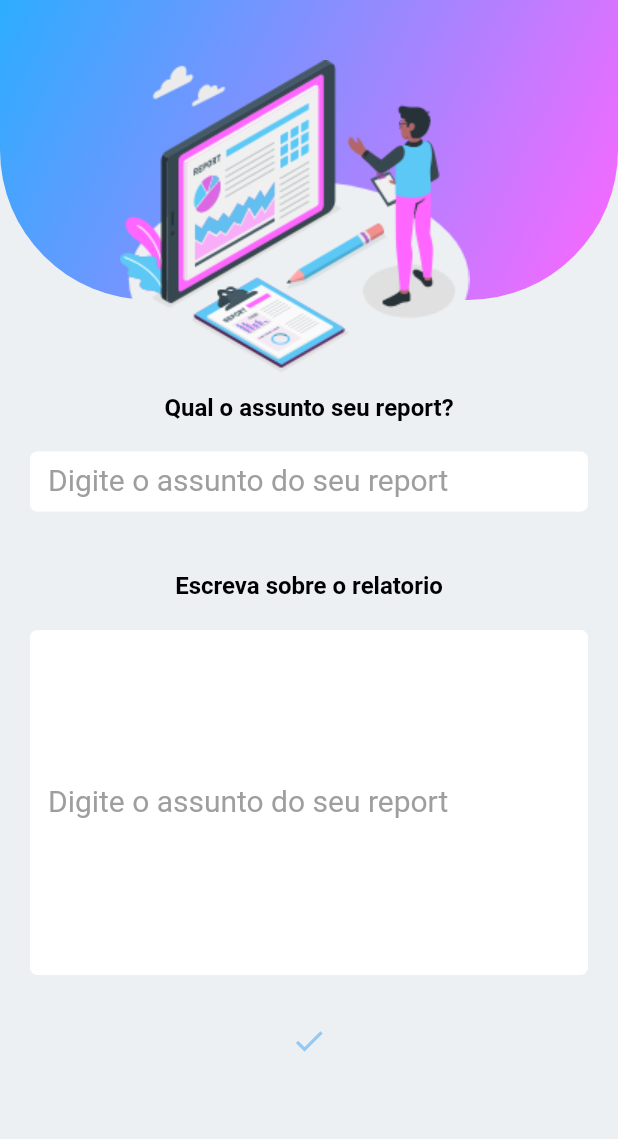
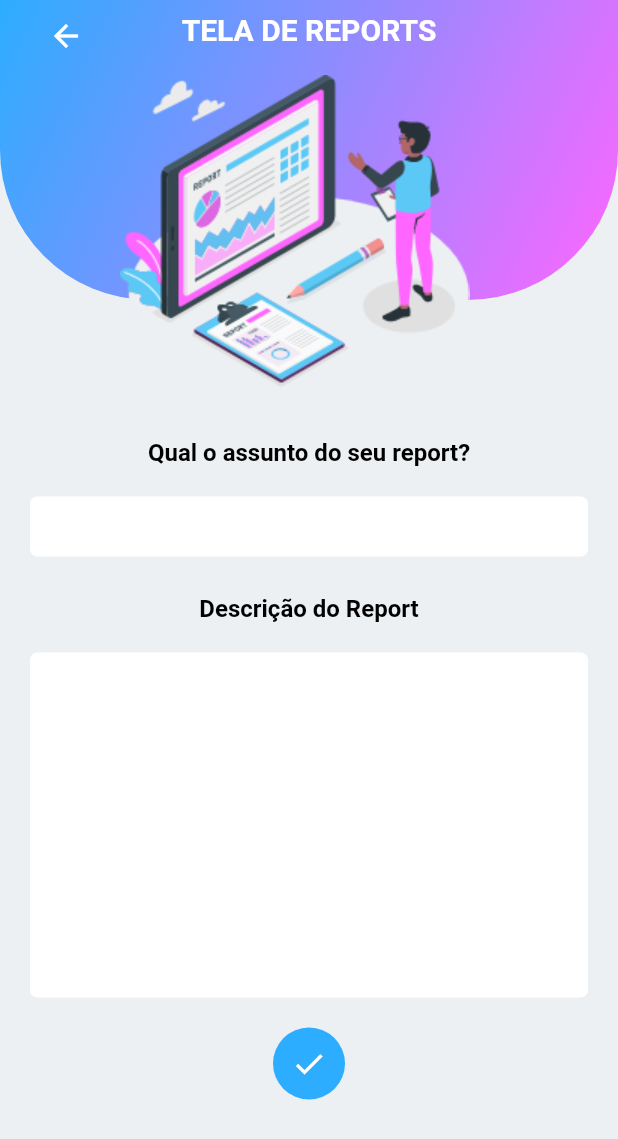
Before and after one commit to GabrielBorgesC19/Estimulo2020, a Flutter app: the Acompanhamento screen opened directly, after a tap on the "add" icon, on a phone screen of 412 x 824 dp. Shown: the top 1139 px of the screen. Run offline on Flutter 3.47's test engine with Material 2 defaults, Android fonts, the phone set to English and light mode, and no system bars; our stand-ins replace carousel_slider, fluttertoast, youtube_player_flutter; missing offline and left inert: multiselect_formfield.

```diff
--- a/lib/main.dart
+++ b/lib/main.dart
@@ -1,5 +1,5 @@
 import 'package:doglife/pages/login.page.dart';
-import 'package:doglife/pages/menumentor.page.dart';
+
 import 'package:doglife/pages/reports.page.dart';
 import 'package:flutter/material.dart';
 
--- a/lib/pages/acompanhamento.page.dart
+++ b/lib/pages/acompanhamento.page.dart
@@ -97,30 +97,6 @@ class Acompanhamento extends StatelessWidget {
                     Container(
                         child: Text('Reports sobre o cu do arthur',
                             style: TextStyle(color: Colors.black))),
-                    Container(
-                      decoration: BoxDecoration(
-                        shape: BoxShape.circle,
-                        gradient: LinearGradient(
-                          begin: Alignment.topLeft,
-                          end: Alignment.bottomRight,
-                          colors: [
-                            Color(0xFFF525aaff),
-                            Color(0XFFFF66FF),
-                          ],
-                        ),
-                      ),
-                      child: FlatButton(
-                        onPressed: () {
-                          Navigator.push(
-                            context,
-                            MaterialPageRoute(
-                              builder: (context) => Reports(),
-                            ),
-                          );
-                        },
-                        child: Icon(Icons.add, color: Colors.white),
-                      ),
-                    ),
                   ])),
               SizedBox(height: 10),
               Container(
@@ -143,22 +119,6 @@ class Acompanhamento extends StatelessWidget {
                     Container(
                         child: Text('Reports sobre o cu do arthur',
                             style: TextStyle(color: Colors.black))),
-                    Container(
-                      decoration: BoxDecoration(
-                        shape: BoxShape.circle,
-                        gradient: LinearGradient(
-                          begin: Alignment.topLeft,
-                          end: Alignment.bottomRight,
-                          colors: [
-                            Color(0xFFF525aaff),
-                            Color(0XFFFF66FF),
-                          ],
-                        ),
-                      ),
-                      child: FlatButton(
-                        child: Icon(Icons.add, color: Colors.white),
-                      ),
-                    ),
                   ])),
               SizedBox(height: 10),
               Container(
@@ -181,23 +141,33 @@ class Acompanhamento extends StatelessWidget {
                     Container(
                         child: Text('Reports sobre o cu do arthur',
                             style: TextStyle(color: Colors.black))),
-                    Container(
-                      decoration: BoxDecoration(
-                        shape: BoxShape.circle,
-                        gradient: LinearGradient(
-                          begin: Alignment.topLeft,
-                          end: Alignment.bottomRight,
-                          colors: [
-                            Color(0xFFF525aaff),
-                            Color(0XFFFF66FF),
-                          ],
-                        ),
+                  ])),
+              SizedBox(height: 20),
+              Align(
+                  child: Container(
+                decoration: BoxDecoration(
+                  shape: BoxShape.circle,
+                  gradient: LinearGradient(
+                    begin: Alignment.topLeft,
+                    end: Alignment.bottomRight,
+                    colors: [
+                      Color(0xFFF525aaff),
+                      Color(0XFFFF66FF),
+                    ],
+                  ),
+                ),
+                child: FlatButton(
+                  onPressed: () {
+                    Navigator.push(
+                      context,
+                      MaterialPageRoute(
+                        builder: (context) => Reports(),
                       ),
-                      child: FlatButton(
-                        child: Icon(Icons.add, color: Colors.white),
-                      ),
-                    ),
-                  ])),
+                    );
+                  },
+                  child: Icon(Icons.add, color: Colors.white),
+                ),
+              )),
             ])
           ]),
         ]),
--- a/lib/pages/reports.page.dart
+++ b/lib/pages/reports.page.dart
@@ -1,3 +1,4 @@
+import 'package:doglife/pages/acompanhamento.page.dart';
 import 'package:flutter/material.dart';
 
 class Reports extends StatelessWidget {
@@ -6,7 +7,7 @@ class Reports extends StatelessWidget {
     return Scaffold(
       backgroundColor: Color(0XFFECF0F3),
       body: SafeArea(
-        child: Column(
+        child: ListView(
           children: [
             Stack(
               children: [
@@ -29,24 +30,44 @@ class Reports extends StatelessWidget {
                   ),
                   alignment: Alignment(0.0, -1),
                 ),
+                InkWell(
+                    child: Container(
+                        child: FlatButton(
+                  child: Icon(Icons.arrow_back, color: Colors.white),
+                  onPressed: () {
+                    Navigator.pop(context);
+                  },
+                ))),
+                Align(
+                  child: Container(
+                    margin: EdgeInsets.only(top: 8),
+                    child: Text(
+                      'TELA DE REPORTS',
+                      style: TextStyle(
+                          color: Colors.white,
+                          fontSize: 20,
+                          fontWeight: FontWeight.bold),
+                    ),
+                  ),
+                ),
                 Container(
-                  margin: EdgeInsets.only(top: 40, left: 80, right: 80),
+                  margin: EdgeInsets.only(top: 50, left: 80, right: 80),
                   child: Image.asset('assets/report.png'),
                 ),
               ],
             ),
-            SizedBox(height: 10),
-            Text('Qual o assunto seu report?',
-                style: TextStyle(
-                    color: Colors.black,
-                    fontSize: 16,
-                    fontWeight: FontWeight.bold)),
+            SizedBox(height: 30),
+            Align(
+                child: Text('Qual o assunto do seu report?',
+                    style: TextStyle(
+                        color: Colors.black,
+                        fontSize: 16,
+                        fontWeight: FontWeight.bold))),
             Container(
               height: 40,
               margin: EdgeInsets.all(20),
               child: TextFormField(
                 keyboardType: TextInputType.text,
-                obscureText: true,
                 decoration: InputDecoration(
                   filled: true,
                   fillColor: Colors.white,
@@ -60,23 +81,18 @@ class Reports extends StatelessWidget {
                     borderSide:
                         new BorderSide(color: Colors.white30, width: 2.0),
                   ),
-                  labelText: "Digite o assunto do seu report",
-                  labelStyle: TextStyle(
-                    color: Colors.grey,
-                    fontWeight: FontWeight.w400,
-                    fontSize: 20,
-                  ),
                 ),
               ),
             ),
-            SizedBox(height: 20),
-            Text(
-              'Escreva sobre o relatorio',
+            SizedBox(height: 5),
+            Align(
+                child: Text(
+              'Descrição do Report',
               style: TextStyle(
                   color: Colors.black,
                   fontSize: 16,
                   fontWeight: FontWeight.bold),
-            ),
+            )),
             Container(
               margin: EdgeInsets.all(20),
               child: TextFormField(
@@ -95,16 +111,21 @@ class Reports extends StatelessWidget {
                     borderSide:
                         new BorderSide(color: Colors.white30, width: 2.0),
                   ),
-                  labelText: "Digite o assunto do seu report",
-                  labelStyle: TextStyle(
-                    color: Colors.grey,
-                    fontWeight: FontWeight.w400,
-                    fontSize: 20,
-                  ),
                 ),
               ),
             ),
-            FlatButton(child: Icon(Icons.done, color: Colors.blue[200]))
+            Container(
+              decoration: BoxDecoration(
+                color: Color(0xFFF525aaff),
+                shape: BoxShape.circle,
+              ),
+              child: FlatButton(
+                child: Icon(Icons.done, color: Colors.white),
+                onPressed: () {
+                  Navigator.pop(context);
+                },
+              ),
+            ),
           ],
         ),
       ),
--- a/pubspec.yaml
+++ b/pubspec.yaml
@@ -22,6 +22,8 @@ dependencies:
   http: ^0.12.2
   fluttertoast: ^7.1.1
   adobe_xd: ^1.0.0+1
+  multiselect_formfield: ^0.1.5
+
 
 
   flutter:
```
Also changed, not shown: lib/pages/home.page.dart (+2 -7 lines), lib/pages/menu.mentoria.page.dart (added, +481 -0 lines), lib/pages/menumentor.page.dart (deleted, +0 -40 lines), pubspec.lock, 1 other file.
